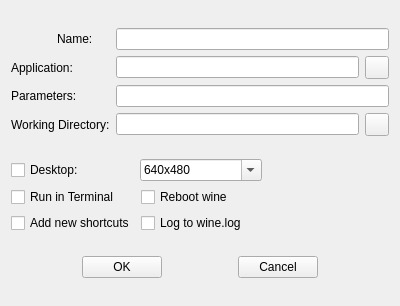
This is ProgramDialog.ui in dswd/Swine as Qt 5 draws it before an edit. The edited form follows.
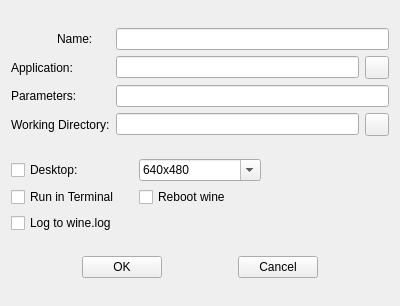
This is the edited form. Icons and pictures are not drawn.

Commit message: Added shortcut import dialog (closes #6)

The edit to the form file:
```diff
--- a/ProgramDialog.ui
+++ b/ProgramDialog.ui
@@ -166,39 +166,6 @@
        </property>
       </widget>
      </item>
-     <item row="2" column="0">
-      <widget class="QCheckBox" name="addShortcutsCheckBox">
-       <property name="enabled">
-        <bool>true</bool>
-       </property>
-       <property name="text">
-        <string>Add new shortcuts</string>
-       </property>
-       <property name="checked">
-        <bool>false</bool>
-       </property>
-      </widget>
-     </item>
-     <item row="2" column="1" colspan="2">
-      <widget class="QCheckBox" name="logfileCheckBox">
-       <property name="text">
-        <string>Log to wine.log</string>
-       </property>
-      </widget>
-     </item>
-     <item row="1" column="1" colspan="2">
-      <widget class="QCheckBox" name="winebootCheckBox">
-       <property name="enabled">
-        <bool>true</bool>
-       </property>
-       <property name="text">
-        <string>Reboot wine</string>
-       </property>
-       <property name="checked">
-        <bool>false</bool>
-       </property>
-      </widget>
-     </item>
      <item row="0" column="0" colspan="2">
       <layout class="QHBoxLayout">
        <item>
@@ -237,6 +204,26 @@
        </item>
       </layout>
      </item>
+     <item row="1" column="1" colspan="2">
+      <widget class="QCheckBox" name="winebootCheckBox">
+       <property name="enabled">
+        <bool>true</bool>
+       </property>
+       <property name="text">
+        <string>Reboot wine</string>
+       </property>
+       <property name="checked">
+        <bool>false</bool>
+       </property>
+      </widget>
+     </item>
+     <item row="2" column="0">
+      <widget class="QCheckBox" name="logfileCheckBox">
+       <property name="text">
+        <string>Log to wine.log</string>
+       </property>
+      </widget>
+     </item>
     </layout>
    </item>
    <item>
```
The commit also changes 9 other files.
